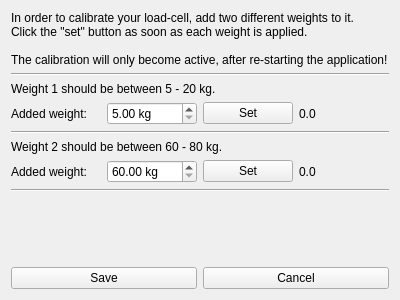
The window that ui/CalibrationGui.ui (OddgitHub/Critical-Force) describes before a commit, drawn with Qt 5.
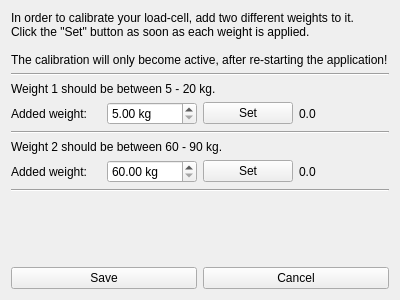
The same window after the commit.

What changed in the file:
```diff
--- a/ui/CalibrationGui.ui
+++ b/ui/CalibrationGui.ui
@@ -18,7 +18,7 @@
     <widget class="QLabel" name="descriptionLabel">
      <property name="text">
       <string>In order to calibrate your load-cell, add two different weights to it.
-Click the &quot;set&quot; button as soon as each weight is applied.
+Click the &quot;Set&quot; button as soon as each weight is applied.
 
 The calibration will only become active, after re-starting the application!</string>
      </property>
@@ -95,7 +95,7 @@
    <item>
     <widget class="QLabel" name="weight2Description">
      <property name="text">
-      <string>Weight 2 should be between 60 - 80 kg.</string>
+      <string>Weight 2 should be between 60 - 90 kg.</string>
      </property>
     </widget>
    </item>
```
